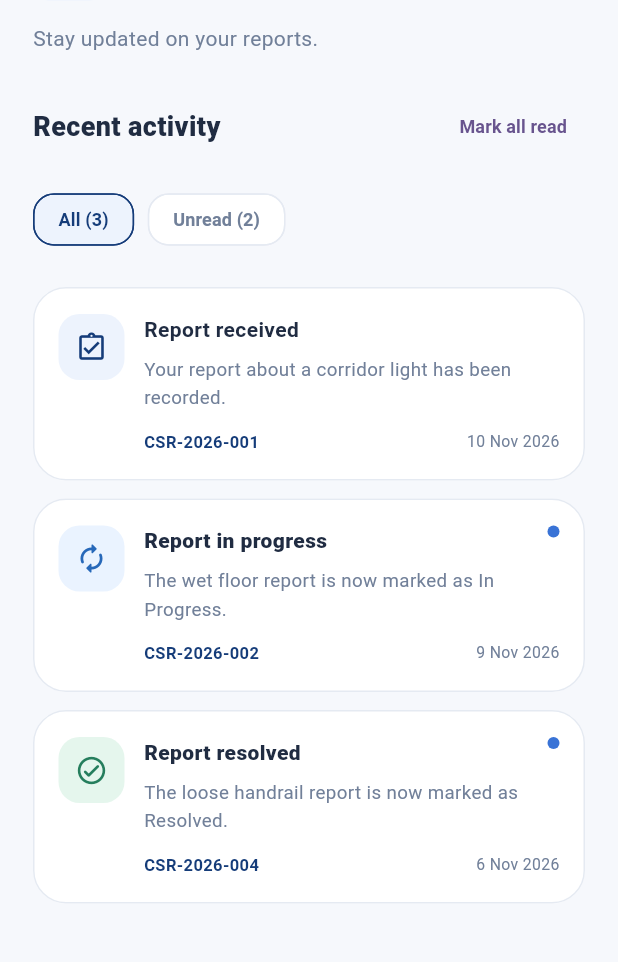
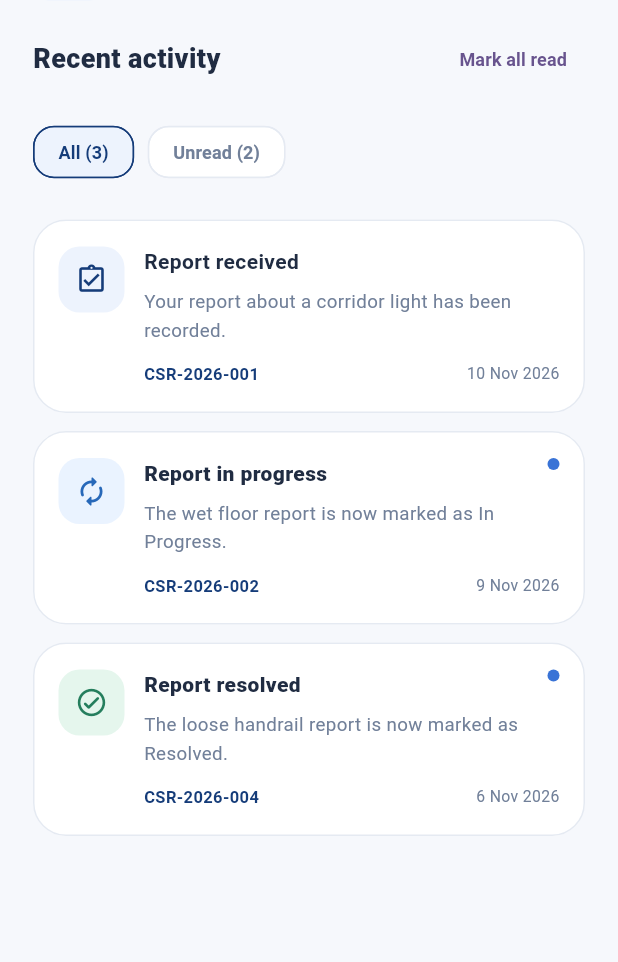
Before and after one commit to desmondbcs24090043/uts-campus-safety-reporter, a Flutter app: the NotificationsV2Page screen opened directly, on a phone screen of 412 x 824 dp, the part 142-1104 px from its top. Run offline on Flutter 3.47's test engine with Material 3 defaults, Android fonts, the phone set to English and light mode, and no system bars; our stand-ins replace equatable, flutter_bloc, shared_preferences, supabase_flutter; accounts and stored records are empty.

Commit message:
chore(ui): remove redundant notifications subtitle

```diff
--- a/lib/preview/notifications_ui.dart
+++ b/lib/preview/notifications_ui.dart
@@ -115,15 +115,6 @@ class _NotificationsV2PageState extends State<NotificationsV2Page> {
                   ),
                   const SizedBox(height: 15),
                 ],
-                Text(
-                  'Stay updated on your reports.',
-                  style: TextStyle(
-                    fontSize: 14,
-                    height: 1.45,
-                    color: AdaptivePalette.muted,
-                  ),
-                ),
-                const SizedBox(height: 25),
                 Row(
                   crossAxisAlignment: CrossAxisAlignment.center,
                   children: [
```
